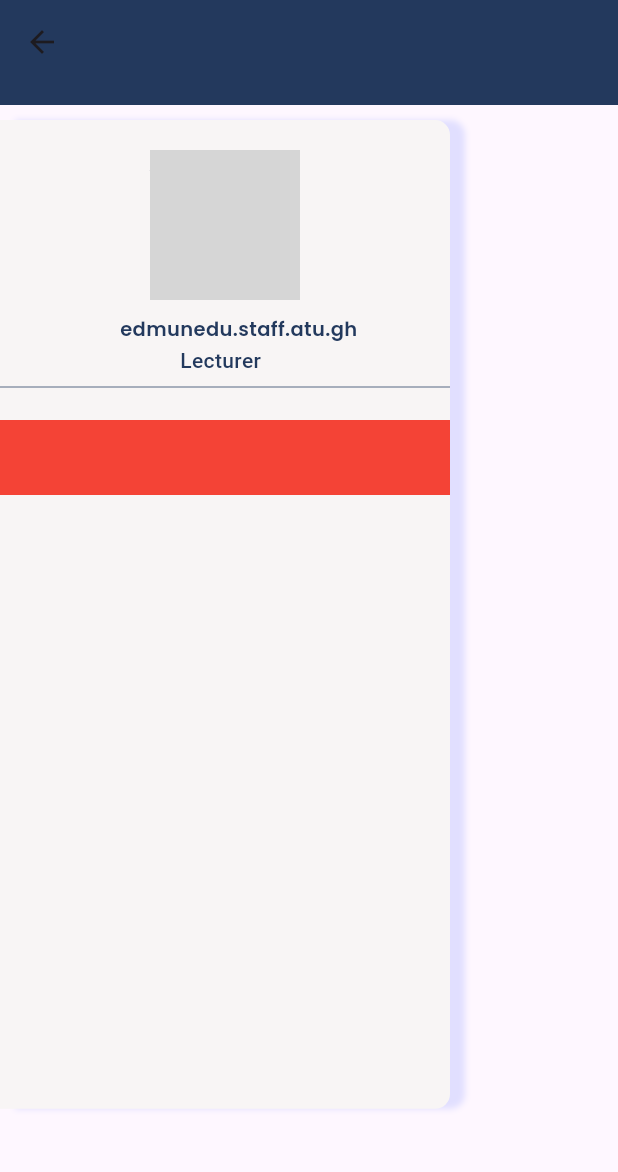
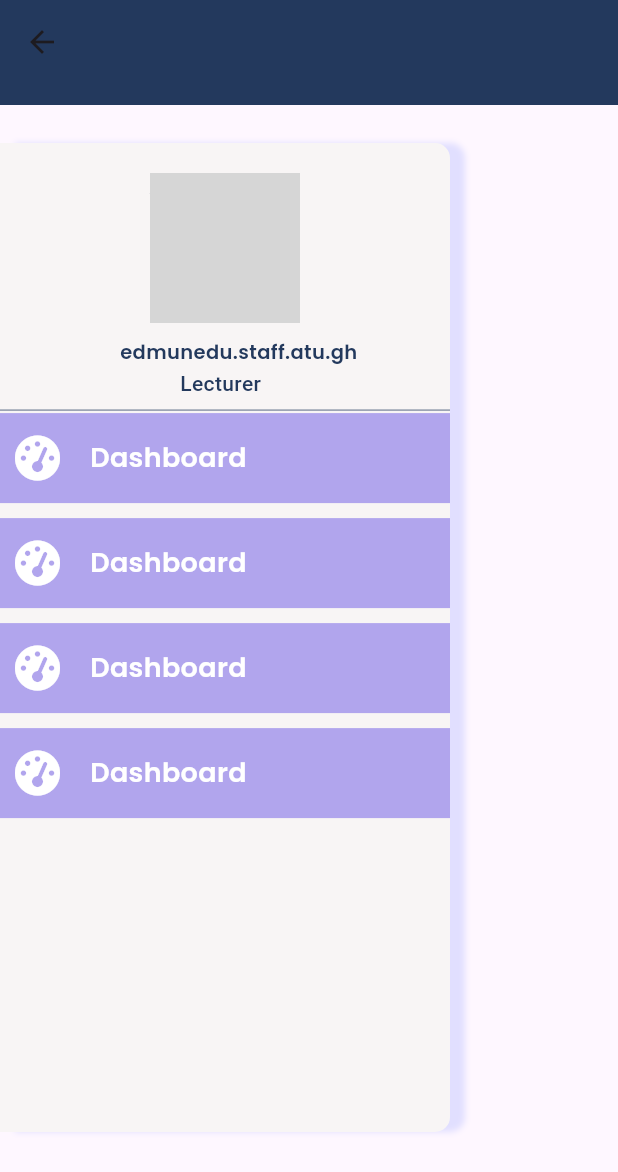
Before and after one commit to Ampaw24/SimmBackend, a Flutter app: the LecturerView screen opened directly, on a phone screen of 412 x 824 dp. Shown: the top 1172 px of the screen. Run offline on Flutter 3.47's test engine with Material 2 defaults, Android fonts, the phone set to English and light mode, and no system bars; our stand-ins replace font_awesome_flutter, google_fonts, responsive_framework, sidebarx; grey boxes are pictures that could not be loaded.

Commit message:
updated forrum

```diff
--- a/lib/screens/department/departmenthome.dart
+++ b/lib/screens/department/departmenthome.dart
@@ -28,7 +28,7 @@ class _DepartmentViewState extends State<DepartmentView> {
             child: Row(
               mainAxisAlignment: MainAxisAlignment.start,
               children: [
-                DepartmentSidebar(),
+
                 Column(
                   children: [
                     const SizedBox(
--- a/lib/screens/lectureview/lecturedashboard.dart
+++ b/lib/screens/lectureview/lecturedashboard.dart
@@ -2,12 +2,9 @@
 import 'package:flutter/material.dart';
 import 'package:font_awesome_flutter/font_awesome_flutter.dart';
 import 'package:google_fonts/google_fonts.dart';
-import 'package:sidebarx/sidebarx.dart';
 import 'package:simbackend/screens/text.dart';
 import 'package:simbackend/utils/colors.dart';
-import 'package:simbackend/widget/sidebar.dart';
-import '../../utils/sidebar2.dart';
-import '../../widget/dashboardcard.dart';
+import '../../widget/sidebartile.dart';
 
 class LecturerView extends StatefulWidget {
   const LecturerView({super.key});
@@ -27,7 +24,14 @@ class _LecturerViewState extends State<LecturerView> {
           ),
           preferredSize: Size.fromHeight(70)),
       body: Row(
-        children: [SidebarNew()],
+        children: [
+          SidebarNew(),
+          Container(
+            width: MediaQuery.of(context).size.width - 500,
+            height: 700,
+            color: Colors.red,
+          )
+        ],
       ),
     );
   }
@@ -123,14 +127,13 @@ class SidebarNew extends StatelessWidget {
             ),
           ),
           Positioned(
-            top: 200,
+            top: 180,
             child: Column(
               children: [
-                Container(
-                  width: 300,
-                  height: 50,
-                  color: Colors.red,
-                )
+                SideBarTile(),
+                SideBarTile(),
+                SideBarTile(),
+                SideBarTile(),
               ],
             ),
           )
--- /dev/null
+++ b/lib/widget/sidebartile.dart
@@ -0,0 +1,41 @@
+import 'package:flutter/material.dart';
+import 'package:font_awesome_flutter/font_awesome_flutter.dart';
+import 'package:google_fonts/google_fonts.dart';
+import 'package:simbackend/screens/text.dart';
+
+class SideBarTile extends StatelessWidget {
+  const SideBarTile({
+    super.key,
+  });
+
+  @override
+  Widget build(BuildContext context) {
+    return GestureDetector(
+      child: Container(
+        padding: const EdgeInsets.only(left: 10),
+        margin: const EdgeInsets.only(bottom: 10),
+        width: 300,
+        height: 60,
+        color: Color.fromARGB(111, 86, 62, 226),
+        child: Row(
+          children: [
+            Icon(
+              FontAwesomeIcons.tachometerAlt,
+              size: 30,
+              color: Colors.white,
+            ),
+            SizedBox(
+              width: 20,
+            ),
+            Text(
+              "Dashboard",
+              style: GoogleFonts.poppins(
+                textStyle: subheaderBoldbtn,
+              ),
+            )
+          ],
+        ),
+      ),
+    );
+  }
+}
```
Also changed, not shown: lib/screens/department/departmentsidebar.dart (deleted, +0 -87 lines), lib/sidebaritem.dart (deleted, +0 -22 lines), lib/utils/sidebar2.dart (deleted, +0 -76 lines).
